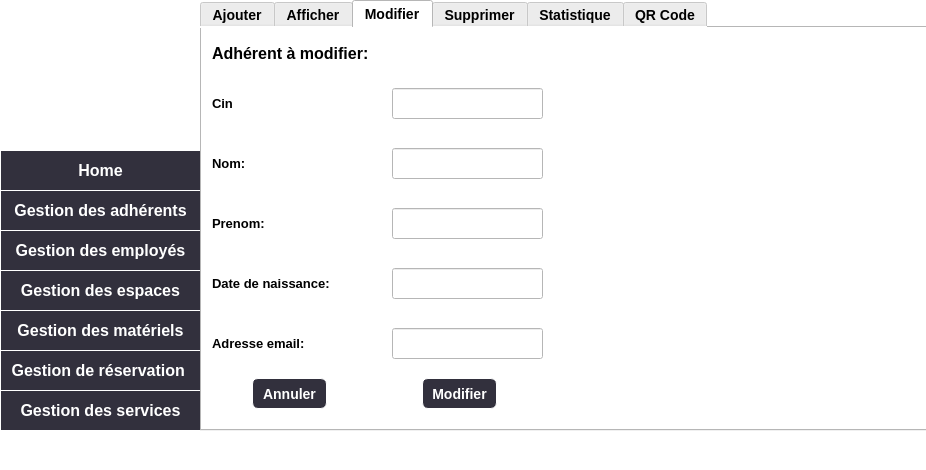
Old version of the form adherent/mainwindow.ui in the repository OussemaDv/Smart_Coworking_Space_2A39.
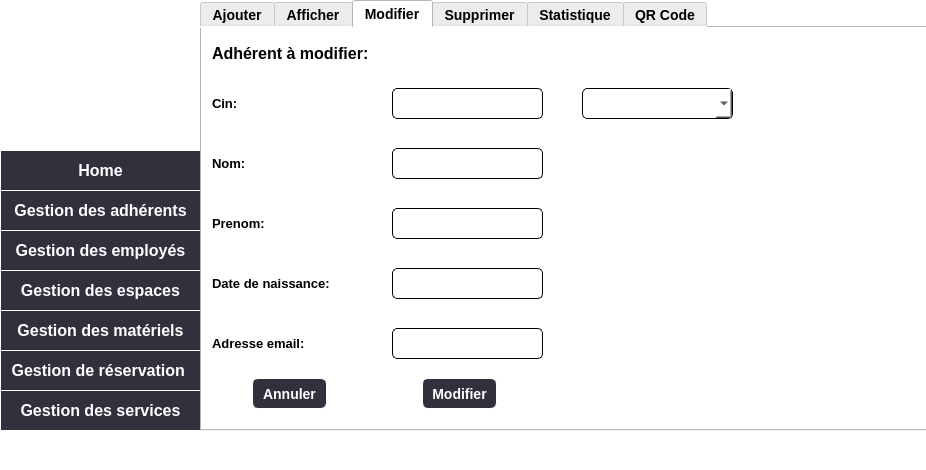
New version of the form. The open tabs and pages were chosen to show the change. Icons and pictures are not drawn.

```diff
--- a/adherent/mainwindow.ui
+++ b/adherent/mainwindow.ui
@@ -646,7 +646,11 @@
        </rect>
       </property>
       <property name="styleSheet">
-       <string notr="true">color: rgb(0, 0, 0);
+       <string notr="true">border: 1px solid;
+border-radius: 5px;
+padding: 1px 18px 1px 3px;
+min-width: 6em;
+color: rgb(0, 0, 0);
 font-size: 12px;
 font:bold;</string>
       </property>
@@ -656,7 +660,7 @@
        <rect>
         <x>10</x>
         <y>60</y>
-        <width>21</width>
+        <width>31</width>
         <height>31</height>
        </rect>
       </property>
@@ -733,7 +737,11 @@
        </rect>
       </property>
       <property name="styleSheet">
-       <string notr="true">color: rgb(0, 0, 0);
+       <string notr="true">border: 1px solid;
+border-radius: 5px;
+padding: 1px 18px 1px 3px;
+min-width: 6em;
+color: rgb(0, 0, 0);
 font-size: 12px;
 font:bold;</string>
       </property>
@@ -748,7 +756,11 @@
        </rect>
       </property>
       <property name="styleSheet">
-       <string notr="true">color: rgb(0, 0, 0);
+       <string notr="true">border: 1px solid;
+border-radius: 5px;
+padding: 1px 18px 1px 3px;
+min-width: 6em;
+color: rgb(0, 0, 0);
 font-size: 12px;
 font:bold;</string>
       </property>
@@ -763,7 +775,11 @@
        </rect>
       </property>
       <property name="styleSheet">
-       <string notr="true">color: rgb(0, 0, 0);
+       <string notr="true">border: 1px solid;
+border-radius: 5px;
+padding: 1px 18px 1px 3px;
+min-width: 6em;
+color: rgb(0, 0, 0);
 font-size: 12px;
 font:bold;</string>
       </property>
@@ -868,7 +884,11 @@
        </rect>
       </property>
       <property name="styleSheet">
-       <string notr="true">color: rgb(0, 0, 0);
+       <string notr="true">border: 1px solid;
+border-radius: 5px;
+padding: 1px 18px 1px 3px;
+min-width: 6em;
+color: rgb(0, 0, 0);
 font-size: 12px;
 font:bold;</string>
       </property>
@@ -876,6 +896,25 @@
        <string/>
       </property>
      </widget>
+     <widget class="QComboBox" name="mod_cinn">
+      <property name="geometry">
+       <rect>
+        <x>380</x>
+        <y>60</y>
+        <width>151</width>
+        <height>31</height>
+       </rect>
+      </property>
+      <property name="styleSheet">
+       <string notr="true">border: 1px solid;
+border-radius: 5px;
+padding: 1px 18px 1px 3px;
+min-width: 6em;
+color: rgb(0, 0, 0);
+font-size: 12px;
+font:bold;</string>
+      </property>
+     </widget>
     </widget>
     <widget class="QWidget" name="Supprimer">
      <attribute name="title">
```
Left out of the diff: 72 changed lines with no effect on the pictures.
